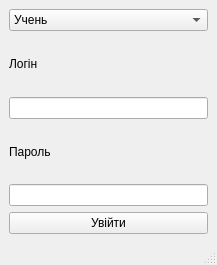
Isaak-VP/Lab8, file mainwindow.ui: the form before one commit.
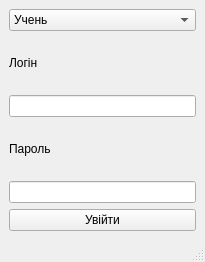
The form after the commit.

The edit to the form file:
```diff
--- a/mainwindow.ui
+++ b/mainwindow.ui
@@ -6,10 +6,28 @@
    <rect>
     <x>0</x>
     <y>0</y>
-    <width>217</width>
-    <height>265</height>
+    <width>205</width>
+    <height>262</height>
    </rect>
   </property>
+  <property name="sizePolicy">
+   <sizepolicy hsizetype="Fixed" vsizetype="Fixed">
+    <horstretch>0</horstretch>
+    <verstretch>0</verstretch>
+   </sizepolicy>
+  </property>
+  <property name="minimumSize">
+   <size>
+    <width>205</width>
+    <height>262</height>
+   </size>
+  </property>
+  <property name="maximumSize">
+   <size>
+    <width>205</width>
+    <height>262</height>
+   </size>
+  </property>
   <property name="windowTitle">
    <string>MainWindow</string>
   </property>
```
Left out of the diff: 4 changed lines with no effect on the pictures.
